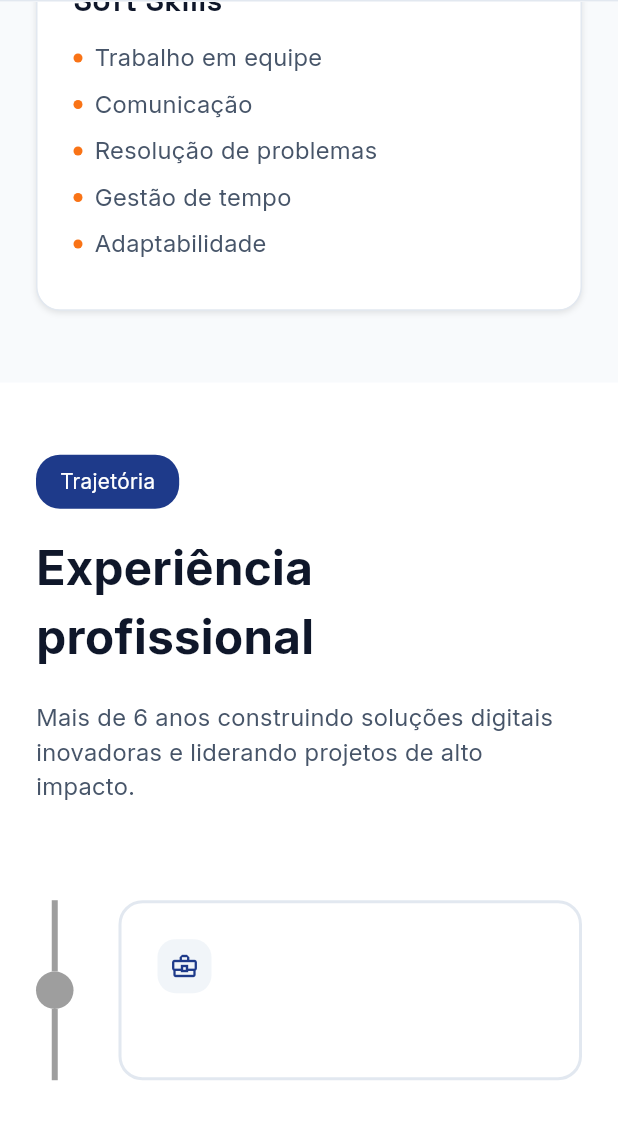
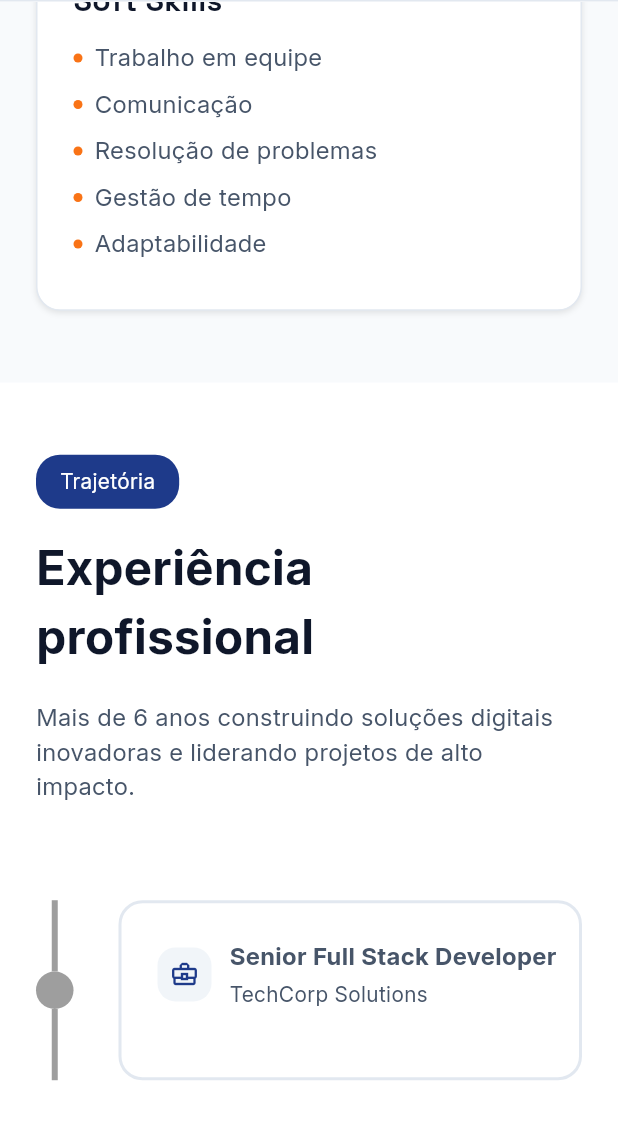
Before and after one commit to davicezarborgesdeveloper/nexus_core, a Flutter app: the screen it shows after launch, scrolled down 2272 dp, on a phone screen of 412 x 824 dp, the part 84-1224 px from its top. Run offline on Flutter 3.47's test engine with Material 3 defaults, Android fonts, the phone set to English and light mode, and no system bars; drawn by our look-alikes of timeline_tile; our stand-ins replace flutter_svg.

Commit message:
ajuste pontual

```diff
--- a/lib/src/features/portfolio/pages/experience/widgets/timeline_experience.dart
+++ b/lib/src/features/portfolio/pages/experience/widgets/timeline_experience.dart
@@ -23,6 +23,8 @@ class TimelineExperience extends StatelessWidget {
         child: Column(
           crossAxisAlignment: CrossAxisAlignment.start,
           children: [
+            Row(
+              children: [
                 Container(
                   padding: const EdgeInsets.all(8),
                   decoration: BoxDecoration(
@@ -35,6 +37,30 @@ class TimelineExperience extends StatelessWidget {
                     size: 20,
                   ),
                 ),
+                const SizedBox(width: 12),
+                Column(
+                  crossAxisAlignment: CrossAxisAlignment.start,
+                  children: [
+                    const Text(
+                      'Senior Full Stack Developer',
+                      style: TextStyle(
+                        fontSize: 16,
+                        fontWeight: FontWeight.bold,
+                      ),
+                    ),
+                    const SizedBox(height: 4),
+                    Text(
+                      'TechCorp Solutions',
+                      style: TextStyle(
+                        fontSize: 14,
+                        color: ColorManager.neutral.shade600,
+                      ),
+                    ),
+                  ],
+                ),
+              ],
+            ),
+            Row(),
           ],
         ),
       ),
```
Lines whose indentation alone changed are shown as unchanged.
